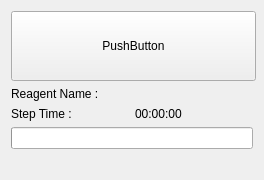
Qt form HimalayaMain/Gui/Components/Dashboard/Forms/DashboardEndTimeWidget.ui (Liyezhong/Master) before a commit.
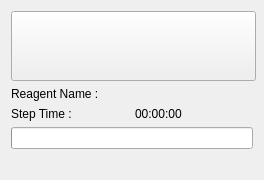
The same form after that commit. Icons and pictures are not drawn.

Diff of the .ui file:
```diff
--- a/HimalayaMain/Gui/Components/Dashboard/Forms/DashboardEndTimeWidget.ui
+++ b/HimalayaMain/Gui/Components/Dashboard/Forms/DashboardEndTimeWidget.ui
@@ -44,7 +44,7 @@
 </string>
        </property>
        <property name="text">
-        <string>PushButton</string>
+        <string/>
        </property>
       </widget>
      </item>
```
Left out of the diff: 3 changed lines with no effect on the pictures.
